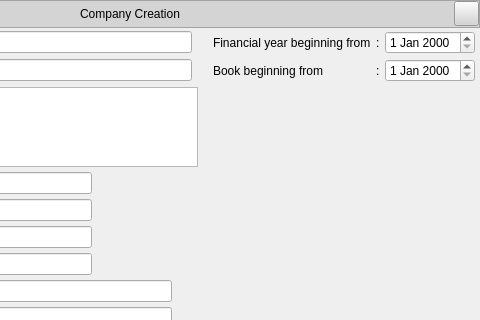
Darshitjivani/MBAS, file Resources/Ui/CompanyCreate.ui: the form before one commit; both pictures show x 195 to 675 and y 0 to 320 of the 675 by 500 pixel window.
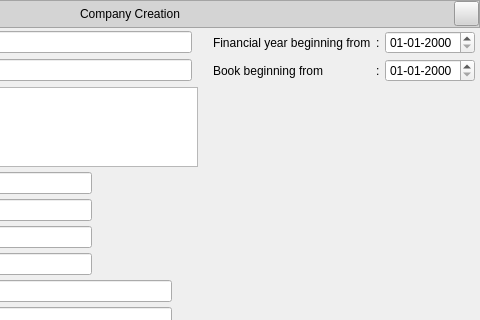
The form after the commit. Icons and pictures are not drawn.

The edit to the form file:
```diff
--- a/Resources/Ui/CompanyCreate.ui
+++ b/Resources/Ui/CompanyCreate.ui
@@ -242,6 +242,9 @@
            <height>0</height>
           </size>
          </property>
+         <property name="displayFormat">
+          <string>dd-MM-yyyy</string>
+         </property>
         </widget>
        </item>
        <item row="12" column="2">
@@ -540,6 +543,12 @@
            <height>0</height>
           </size>
          </property>
+         <property name="currentSection">
+          <enum>QDateTimeEdit::DaySection</enum>
+         </property>
+         <property name="displayFormat">
+          <string>dd-MM-yyyy</string>
+         </property>
         </widget>
        </item>
        <item row="1" column="5">
```
Left out of the diff: 2 changed lines with no effect on the pictures.
